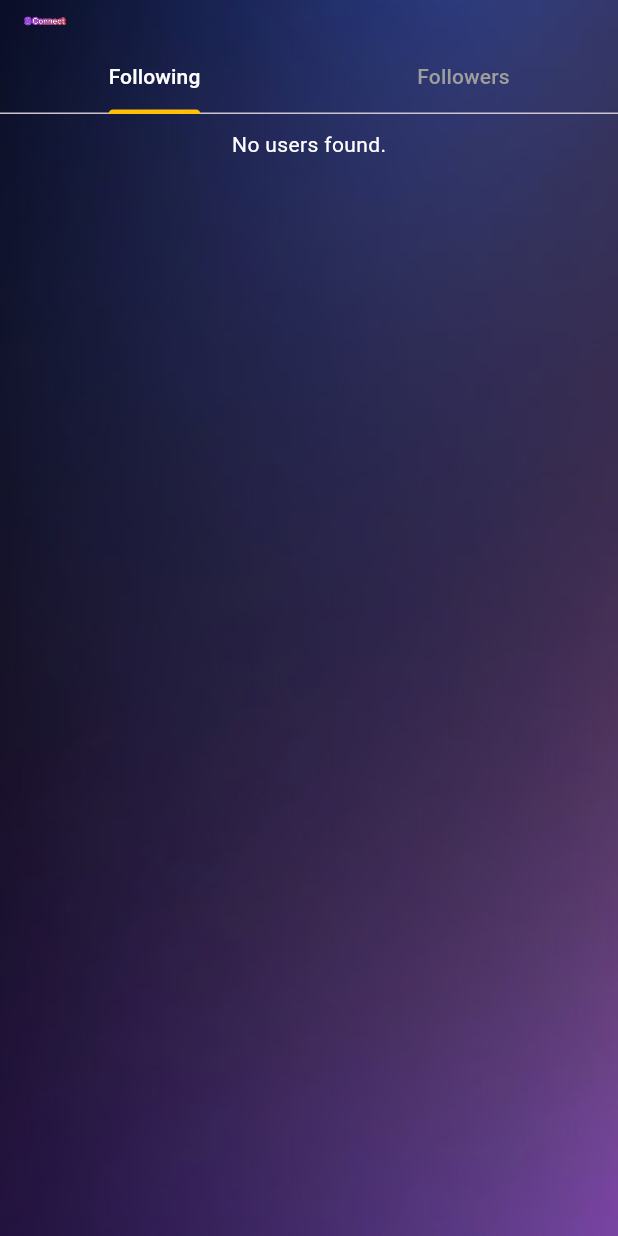
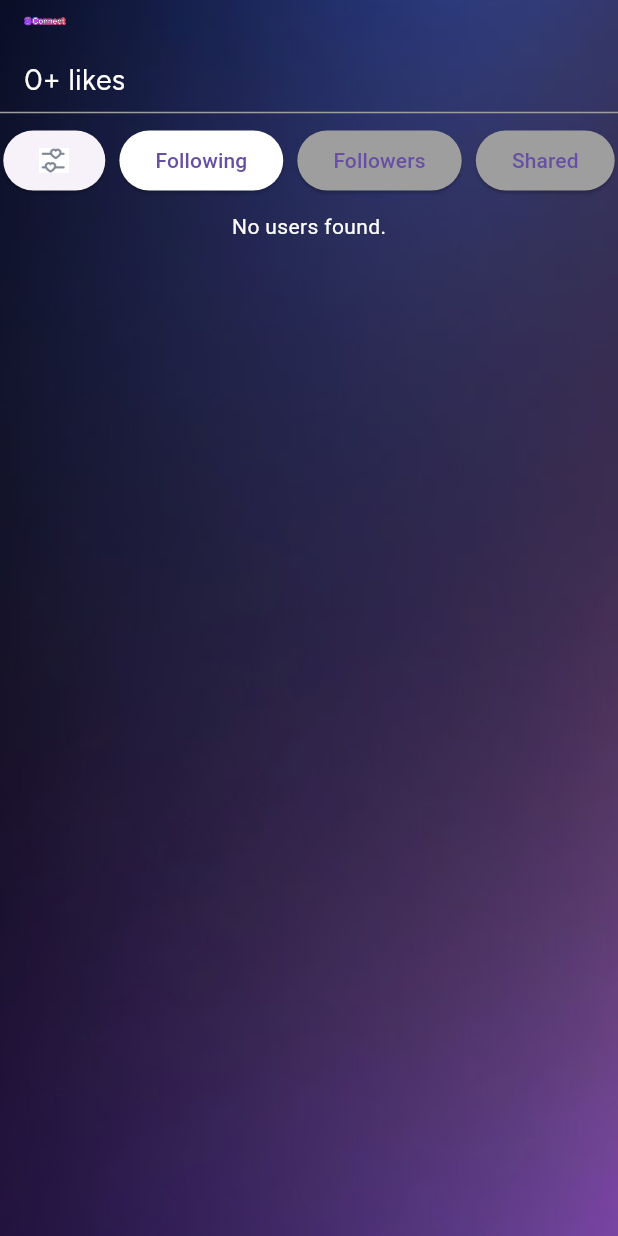
Before and after one commit to SajalDevX/hushh-connect, a Flutter app: the ConnectScreen screen opened by its route, on a phone screen of 412 x 824 dp. Run offline on Flutter 3.47's test engine with Material 3 defaults, Android fonts, the phone set to English and light mode, and no system bars; our stand-ins replace file_picker, firebase_auth, firebase_core, firebase_storage, flutter_image_compress, flutter_local_notifications and 11 more; missing offline and left inert: flutter_tilt, syncfusion_flutter_pdf, uni_links2; accounts and stored records are empty; project files that could hold a hidden picture were left out.

Commit message:
feat:modified the connect screen

```diff
--- a/lib/ui/app/connect/connectScreen.dart
+++ b/lib/ui/app/connect/connectScreen.dart
@@ -2,10 +2,12 @@ import 'dart:convert';
 
 import 'package:flutter/material.dart';
 import 'package:flutter_svg/flutter_svg.dart';
+import 'package:google_fonts/google_fonts.dart';
 import 'package:hushhxtinder/ui/app/connect/userdata/userDetailScreen.dart';
 import 'package:hushhxtinder/ui/components/userCard.dart';
 import 'package:provider/provider.dart';
 import 'package:hushhxtinder/ui/app/connect/connectViewModel.dart';
+import 'package:shimmer/shimmer.dart';
 
 class ConnectScreen extends StatefulWidget {
   const ConnectScreen({Key? key}) : super(key: key);
@@ -17,6 +19,7 @@ class ConnectScreen extends StatefulWidget {
 class _ConnectScreenState extends State<ConnectScreen>
     with SingleTickerProviderStateMixin {
   late TabController _tabController;
+  int _currentPage = 0; // Track the current page
 
   void _onCardClick(String uid) {
     Navigator.push(
@@ -66,11 +69,14 @@ class _ConnectScreenState extends State<ConnectScreen>
     super.dispose();
   }
 
+  PageController _pageController = PageController();
+
   @override
   Widget build(BuildContext context) {
     final connectViewModel = Provider.of<ConnectViewModel>(context);
 
     return Scaffold(
+      backgroundColor: Colors.black,
       body: Stack(
         children: [
           Positioned.fill(
@@ -97,22 +103,82 @@ class _ConnectScreenState extends State<ConnectScreen>
                   ),
                 ),
               ),
-              Container(
-                color: Colors.transparent,
-                child: TabBar(
-                  controller: _tabController,
-                  indicatorColor: Colors.amber,
-                  labelColor: Colors.white,
-                  unselectedLabelColor: Colors.grey,
-                  tabs: const [
-                    Tab(text: 'Following'),
-                    Tab(text: 'Followers'),
-                  ],
+              SizedBox(height: 12),
+              Align(
+                alignment: Alignment.centerLeft,
+                child: Padding(
+                  padding: const EdgeInsets.symmetric(
+                      horizontal: 16.0), // Adding left padding
+                  child: Text(
+                    "${connectViewModel.followers.length + connectViewModel.followingUsers.length}+ likes",
+                    style:
+                        GoogleFonts.figtree(fontSize: 19, color: Colors.white),
+                  ),
                 ),
               ),
+              const Divider(color: Colors.grey, thickness: 1.0),
+              Row(
+                mainAxisAlignment: MainAxisAlignment.spaceEvenly,
+                children: [
+                  ElevatedButton(
+                    onPressed: () {},
+                    child: Image.asset(
+                      'lib/assets/images/filter.jpeg',
+                      height: 20,
+                      width: 20,
+                    ),
+                  ),
+                  const SizedBox(width: 5),
+                  ElevatedButton(
+                    onPressed: () {
+                      setState(() {
+                        _currentPage = 0; // Set current page
+                      });
+                      _pageController.jumpToPage(0);
+                    },
+                    style: ElevatedButton.styleFrom(
+                      backgroundColor: _currentPage == 0
+                          ? Colors.white
+                          : Colors.grey, // Color for selected page
+                    ),
+                    child: const Text('Following'),
+                  ),
+                  const SizedBox(width: 5),
+                  ElevatedButton(
+                    onPressed: () {
+                      setState(() {
+                        _currentPage = 1; // Set current page
+                      });
+                      _pageController.jumpToPage(1);
+                    },
+                    style: ElevatedButton.styleFrom(
+                      backgroundColor: _currentPage == 1
+                          ? Colors.white
+                          : Colors.grey, // Color for selected page
+                    ),
+                    child: const Text('Followers'),
+                  ),
+                  const SizedBox(width: 5),
+                  ElevatedButton(
+                    onPressed: () {},
+                    style: ElevatedButton.styleFrom(
+                      backgroundColor: _currentPage == 2
+                          ? Colors.white
+                          : Colors.grey, // Color for selected page
+                    ),
+                    child: const Text('Shared'),
+                  ),
+                ],
+              ),
               Expanded(
-                child: TabBarView(
-                  controller: _tabController,
+                child: PageView(
+                  controller: _pageController,
+                  onPageChanged: (index) {
+                    setState(() {
+                      _currentPage =
+                          index; // Update the current page on page change
+                    });
+                  },
                   children: [
                     _buildUserSection(
                       users: connectViewModel.followingUsers,
@@ -143,7 +209,28 @@ class _ConnectScreenState extends State<ConnectScreen>
       children: [
         const SizedBox(height: 10),
         isLoading
-            ? const Center(child: CircularProgressIndicator())
+            ? Expanded(
+                child: GridView.builder(
+                  gridDelegate: const SliverGridDelegateWithFixedCrossAxisCount(
+                    crossAxisCount: 2, // 2 columns
+                    crossAxisSpacing: 10.0, // Space between columns
+                    mainAxisSpacing: 10.0, // Space between rows
+                    childAspectRatio: 0.75,
+                  ),
+                  itemCount: 6, // Temporary shimmer cards count
+                  itemBuilder: (context, index) {
+                    return Shimmer.fromColors(
+                      baseColor: Colors.grey[700]!,
+                      highlightColor: Colors.grey[500]!,
+                      child: Container(
+                        height: 200,
+                        width: double.infinity,
+                        color: Colors.grey[700],
+                      ),
+                    );
+                  },
+                ),
+              )
             : users.isEmpty
                 ? const Center(
                     child: Text(
@@ -158,8 +245,7 @@ class _ConnectScreenState extends State<ConnectScreen>
                         crossAxisCount: 2, // 2 columns
                         crossAxisSpacing: 10.0, // Space between columns
                         mainAxisSpacing: 10.0, // Space between rows
-                        childAspectRatio:
-                            0.75, // Adjust the aspect ratio if needed
+                        childAspectRatio: 0.75,
                       ),
                       itemCount: users.length,
                       itemBuilder: (context, index) {
--- a/lib/ui/app/connect/userdata/userDetailScreen.dart
+++ b/lib/ui/app/connect/userdata/userDetailScreen.dart
@@ -4,7 +4,6 @@ import 'package:flutter/material.dart';
 import 'package:go_router/go_router.dart';
 import 'package:hushhxtinder/data/models/profile_model.dart';
 import 'package:hushhxtinder/ui/app/connect/userdata/userViewModel.dart';
-import 'package:hushhxtinder/ui/auth/viewmodel/authViewodel.dart';
 import 'package:provider/provider.dart';
 import 'package:share_plus/share_plus.dart';
 
--- a/pubspec.yaml
+++ b/pubspec.yaml
@@ -131,7 +131,7 @@ flutter:
     - lib/assets/images/arrow-down.png
     - lib/assets/images/arrow-up.png
     - lib/assets/images/super_like.png
-
+    - lib/assets/images/filter.jpeg
   # To add assets to your application, add an assets section, like this:
   # assets:
   #   - images/a_dot_burr.jpeg
```
Also changed, not shown: lib/ui/app/settings/settingsViewModel.dart (+14 -1 lines), lib/assets/images/filter.jpeg (added), 1 other file.
